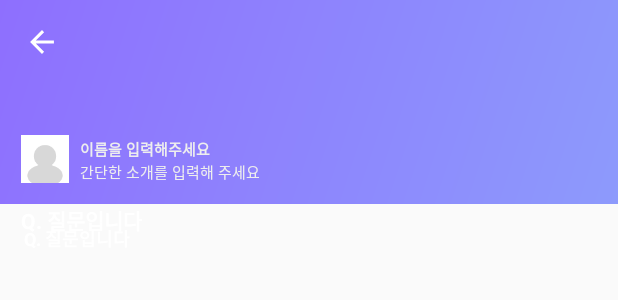
After one commit to baaslaawe/Offline-first-multi-device-real-time-data-synchronize, an Android app: the layout activity_detail.xml on its own in the app's theme, with its tools: preview values and no code run, on a phone screen of 412 x 824 dp. The commit adds this screen. Shown: the top 300 px of the screen. Run offline under Robolectric (Android 15) with nearby library versions, the phone set to English and light mode, and no system bars.

Commit message:
detail activity imaplement

```diff
--- a/android/app/src/main/java/io/moka/syncdemo/app/main/MainPresenter.kt
+++ b/android/app/src/main/java/io/moka/syncdemo/app/main/MainPresenter.kt
@@ -15,8 +15,8 @@ class MainPresenter(var view: MainActivity) {
             QuestionDao
                     .getAll()
                     ?.forEach {
-                        val answer = AnswerDao.getByQuestion(it.id)
-                        qnaList.add(QnaAdapter.Data(it, answer))
+                        val answers = AnswerDao.getByQuestion(it.id)
+                        qnaList.add(QnaAdapter.Data(it, answers))
                     }
 
             postMain { view.setAdapter(qnaList) }
--- a/android/app/src/main/java/io/moka/syncdemo/app/main/QnaAdapter.kt
+++ b/android/app/src/main/java/io/moka/syncdemo/app/main/QnaAdapter.kt
@@ -20,7 +20,7 @@ import org.jetbrains.anko.sdk15.coroutines.onClick
 
 class QnaAdapter(private val context: Context) : BaseAdapter<QnaAdapter.Data, RecyclerItemView<QnaAdapter.Data>>() {
 
-    var onClickItem: ((qna: Data?) -> Unit)? = null
+    var onClickItem: ((qna: Data) -> Unit)? = null
 
     override fun onCreateContentItemViewHolder(parent: ViewGroup, contentViewType: Int): RecyclerView.ViewHolder {
         return QnaItemView(context, parent)
--- /dev/null
+++ b/android/app/src/main/res/drawable/vc_back_white.xml
@@ -0,0 +1,10 @@
+<vector xmlns:android="http://schemas.android.com/apk/res/android"
+        android:width="16dp"
+        android:height="16dp"
+        android:viewportWidth="16.0"
+        android:viewportHeight="16.0">
+    <path
+        android:pathData="M15.333,7.083H4.178L9.302,1.96 8,0.667 0.667,8 8,15.333l1.293,-1.292 -5.115,-5.124h11.155z"
+        android:fillType="nonZero"
+        android:fillColor="#FFFFFF"/>
+</vector>
--- /dev/null
+++ b/android/app/src/main/res/layout/activity_detail.xml
@@ -0,0 +1,88 @@
+<?xml version="1.0" encoding="utf-8"?>
+<android.support.constraint.ConstraintLayout
+	xmlns:android="http://schemas.android.com/apk/res/android"
+	xmlns:app="http://schemas.android.com/apk/res-auto"
+	android:layout_width="match_parent"
+	android:layout_height="wrap_content">
+
+	<ImageView
+		android:id="@+id/imageView_background"
+		android:layout_width="match_parent"
+		android:layout_height="136dp"
+		android:fitsSystemWindows="true"
+		android:foreground="@drawable/gd_main_back"
+		android:scaleType="centerCrop"/>
+
+	<ImageView
+		android:id="@+id/imageView_back"
+		android:layout_width="?actionBarSize"
+		android:layout_height="?actionBarSize"
+		android:foreground="?attr/selectableItemBackground"
+		android:padding="19dp"
+		app:srcCompat="@drawable/vc_back_white"/>
+
+	<ImageView
+		android:id="@+id/imageView_profile"
+		android:layout_width="32dp"
+		android:layout_height="32dp"
+		android:layout_marginBottom="46dp"
+		android:layout_marginLeft="14dp"
+		app:layout_constraintBottom_toBottomOf="parent"
+		app:layout_constraintLeft_toLeftOf="parent"
+		app:srcCompat="@drawable/vc_profile_gray"/>
+
+	<TextView
+		android:id="@+id/textView_say"
+		android:layout_width="wrap_content"
+		android:layout_height="wrap_content"
+		android:layout_marginLeft="7dp"
+		android:hint="간단한 소개를 입력해 주세요"
+		android:text=""
+		android:textColor="#FFFFFFFF"
+		android:textColorHint="#FFEEEEEE"
+		android:textSize="10dp"
+		app:layout_constraintBottom_toBottomOf="@+id/imageView_profile"
+		app:layout_constraintLeft_toRightOf="@+id/imageView_profile"/>
+
+	<TextView
+		android:id="@+id/textView_name"
+		android:layout_width="wrap_content"
+		android:layout_height="wrap_content"
+		android:hint="이름을 입력해주세요"
+		android:textColor="#FFFFFFFF"
+		android:textColorHint="#FFEEEEEE"
+		android:textSize="10dp"
+		android:textStyle="bold"
+		app:layout_constraintBottom_toTopOf="@+id/textView_say"
+		app:layout_constraintLeft_toLeftOf="@+id/textView_say"/>
+
+	<TextView
+		android:id="@+id/textView_question"
+		android:layout_width="wrap_content"
+		android:layout_height="wrap_content"
+		android:layout_marginTop="14dp"
+		android:text="Q. 질문입니다"
+		android:textColor="#FFFFFFFF"
+		android:textColorHint="#FFEEEEEE"
+		android:textSize="14dp"
+		android:textStyle="bold"
+		app:layout_constraintLeft_toLeftOf="@+id/imageView_profile"
+		app:layout_constraintTop_toBottomOf="@+id/imageView_profile"/>
+
+	<TextView
+		android:id="@+id/textView_answer"
+		android:layout_width="0dp"
+		android:layout_height="wrap_content"
+		android:layout_marginLeft="16dp"
+		android:layout_marginRight="16dp"
+		android:layout_marginTop="14dp"
+		android:text="Q. 질문입니다"
+		android:textColor="#FFFFFFFF"
+		android:textColorHint="#FFEEEEEE"
+		android:textSize="12dp"
+		android:textStyle="bold"
+		app:layout_constraintLeft_toLeftOf="parent"
+		app:layout_constraintRight_toRightOf="parent"
+		app:layout_constraintTop_toBottomOf="@+id/imageView_background"/>
+
+</android.support.constraint.ConstraintLayout>
```
Also changed, not shown: android/app/src/main/java/io/moka/syncdemo/app/detail/DetailActivity.kt (+51 -19 lines), android/app/src/main/java/io/moka/syncdemo/app/main/MainActivity.kt (+6 -2 lines).
